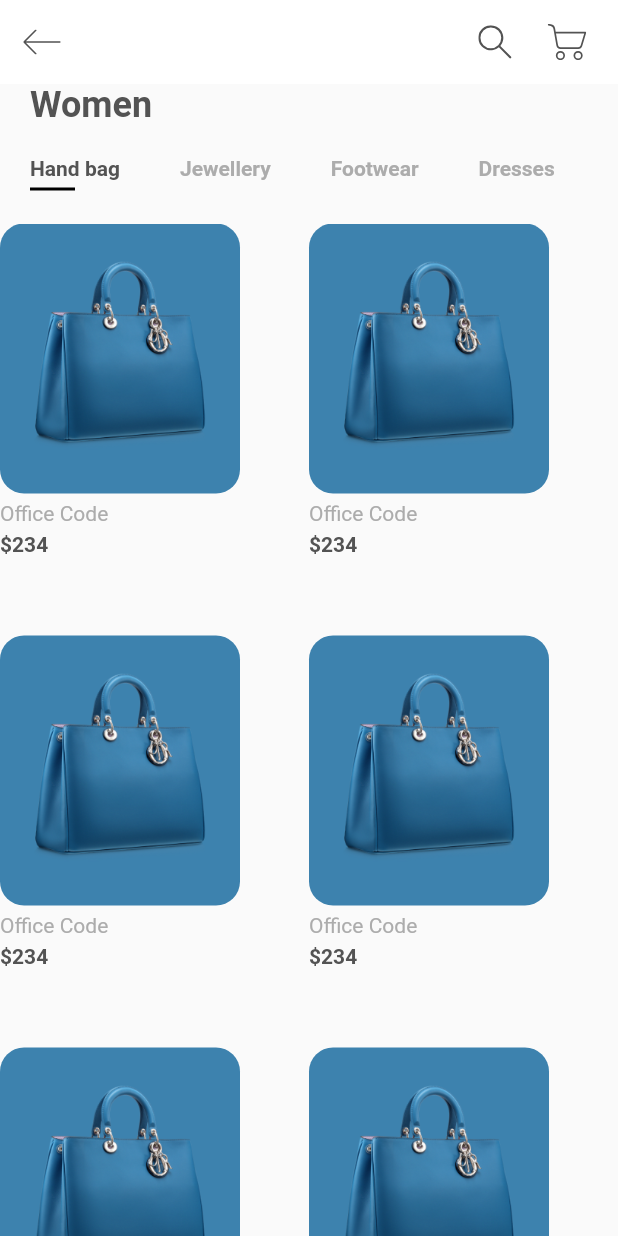
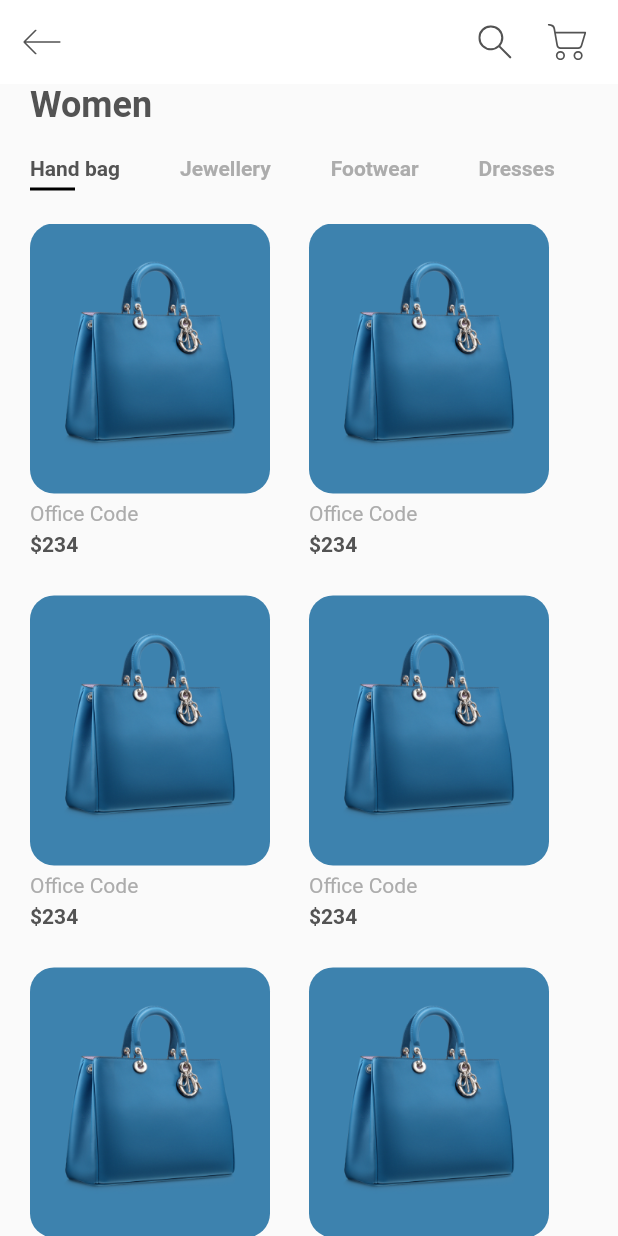
Before and after one commit to lucasoliveirasouza/online-shop, a Flutter app: the screen it shows after launch, on a phone screen of 412 x 824 dp. Run offline on Flutter 3.47's test engine with Material 2 defaults, Android fonts, the phone set to English and light mode, and no system bars; our stand-ins replace flutter_svg.

Commit message:
Atualizando home

```diff
--- a/lib/views/home/components/body.dart
+++ b/lib/views/home/components/body.dart
@@ -24,10 +24,13 @@ class Body extends StatelessWidget {
         ),
         Categories(),
         Expanded(
+          child: Padding(
+            padding: const EdgeInsets.symmetric(horizontal: kDefaultPaddin),
             child: GridView.builder(
               itemCount: products.length,
               gridDelegate: SliverGridDelegateWithFixedCrossAxisCount(
                 crossAxisCount: 2,
+
                 childAspectRatio: 0.75,
               ),
               itemBuilder: (context, index) => ItemCard(
@@ -36,6 +39,7 @@ class Body extends StatelessWidget {
               ),
             ),
           ),
+        ),
       ],
     );
   }
```
Lines whose indentation alone changed are shown as unchanged.
